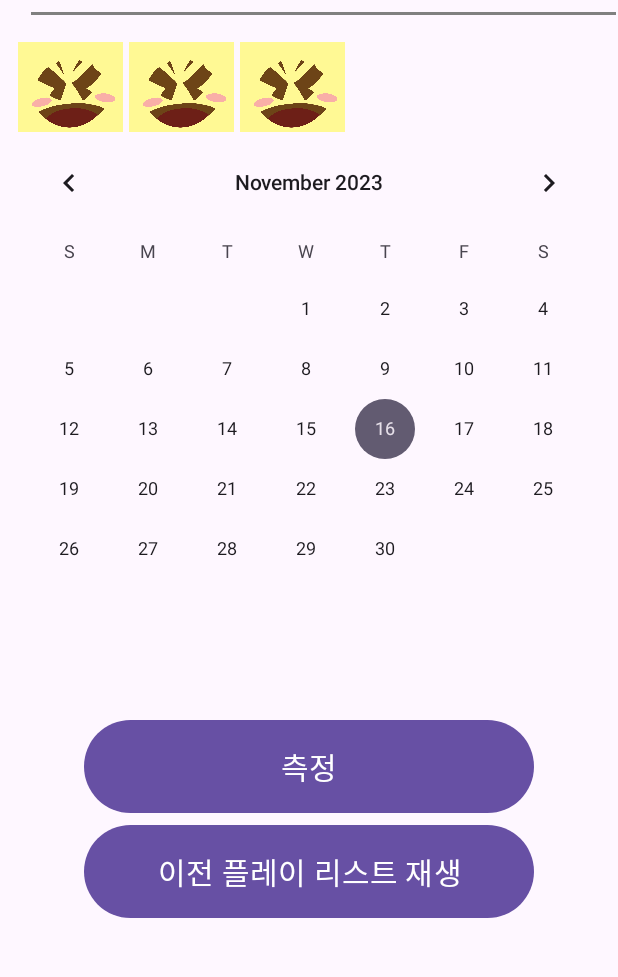
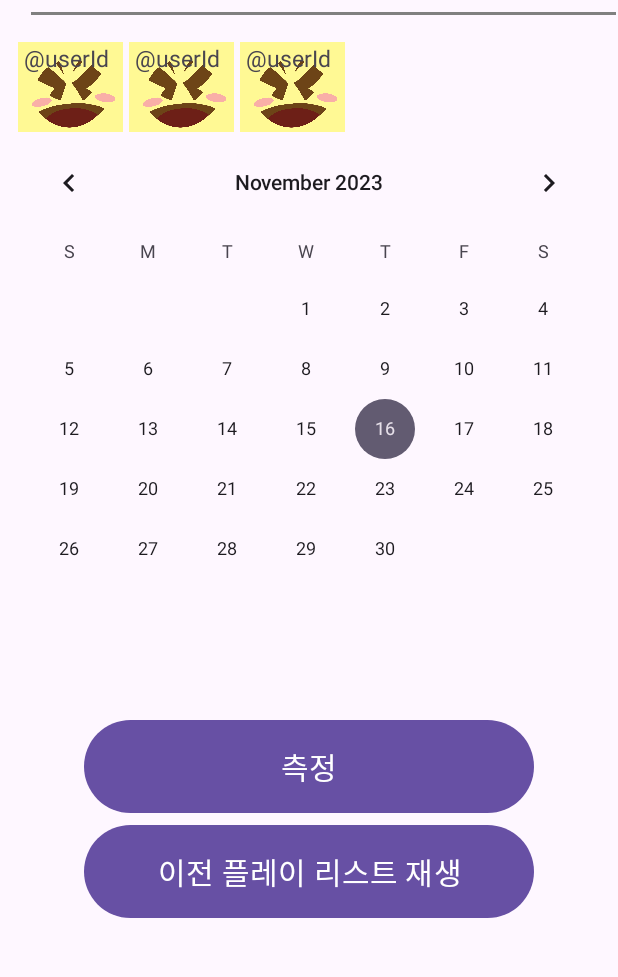
Before and after one commit to kimvideo/Front, an Android app: the layout activity_main.xml on its own in the app's theme, with its tools: preview values and no code run, on a phone screen of 412 x 824 dp, the part 120-1097 px from its top. Run offline under Robolectric (Android 15) with nearby library versions, the light colour scheme and no system bars.

Commit message:
어댑터 추가 완료

```diff
--- /dev/null
+++ b/app/src/main/java/com/enomusence/projectgm/friendData.kt
@@ -0,0 +1,3 @@
+package com.enomusence.projectgm
+
+class friendData( val Userid: String, val State: String)
--- a/app/src/main/res/layout/activity_main.xml
+++ b/app/src/main/res/layout/activity_main.xml
@@ -72,7 +72,7 @@
 
                 <!-- 스토리 뷰 -->
                 <androidx.recyclerview.widget.RecyclerView
-                    android:id="@+id/imogerecyclerHorizon"
+                    android:id="@+id/imogerecycler"
                     android:layout_width="match_parent"
                     android:layout_height="95dp"
                     android:layout_weight="1"
--- a/app/src/main/res/layout/story_layout.xml
+++ b/app/src/main/res/layout/story_layout.xml
@@ -1,19 +1,26 @@
 <?xml version="1.0" encoding="utf-8"?>
-<LinearLayout xmlns:android="http://schemas.android.com/apk/res/android"
+<androidx.constraintlayout.widget.ConstraintLayout xmlns:android="http://schemas.android.com/apk/res/android"
     android:layout_width="70dp"
-    android:layout_height="90dp"
+    android:layout_height="100dp"
     android:layout_marginHorizontal="2dp"
-    android:orientation="vertical">
+    android:orientation="vertical"
+    xmlns:tools="http://schemas.android.com/tools"
+    xmlns:app="http://schemas.android.com/apk/res-auto">
 
     <ImageView
-        android:id="@+id/imgWeather"
+        android:id="@+id/friend_feel"
         android:layout_width="70dp"
         android:layout_height="70dp"
         android:src="@drawable/happy"/>
+
     <TextView
+        android:id="@+id/friendId"
         android:layout_width="wrap_content"
         android:layout_height="wrap_content"
-        android:text= " @userId"
-        android:textSize="15sp"/>
+        android:text=" @userId"
 
-</LinearLayout>
+        android:textSize="15sp"
+        tools:layout_editor_absoluteX="6dp"
+        tools:layout_editor_absoluteY="77dp" />
+
+</androidx.constraintlayout.widget.ConstraintLayout>
```
Also changed, not shown: app/src/main/java/com/enomusence/projectgm/MainActivity.kt (+11 -2 lines), app/src/main/java/com/enomusence/projectgm/storyAdapter.kt (added, +30 -0 lines).
